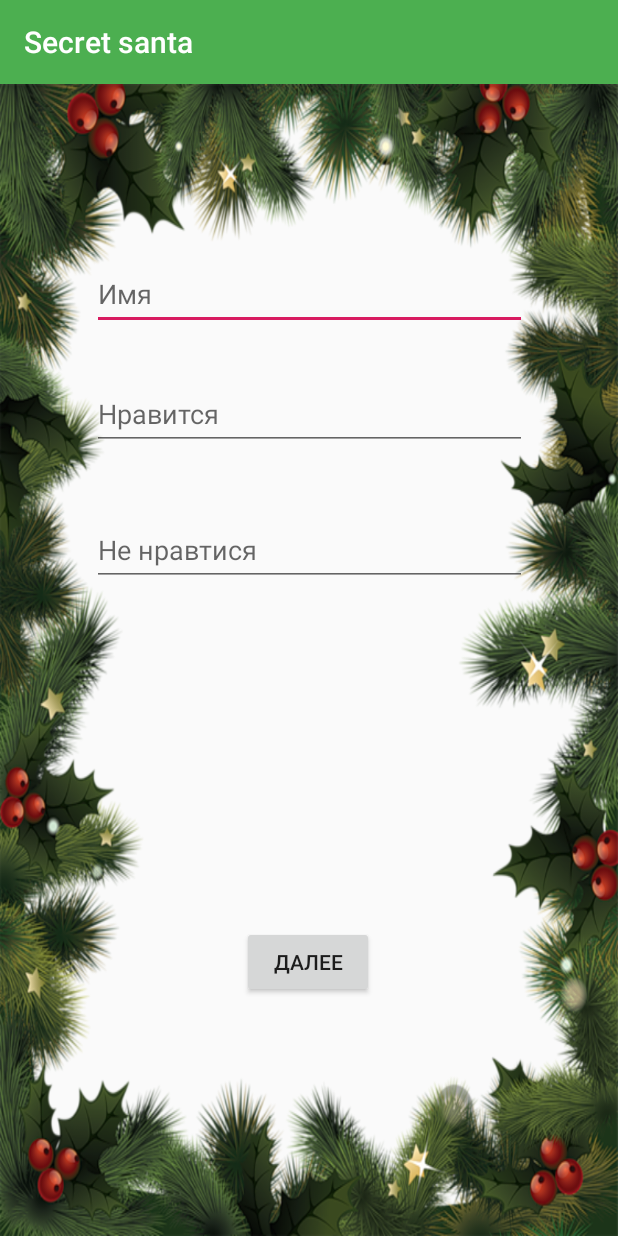
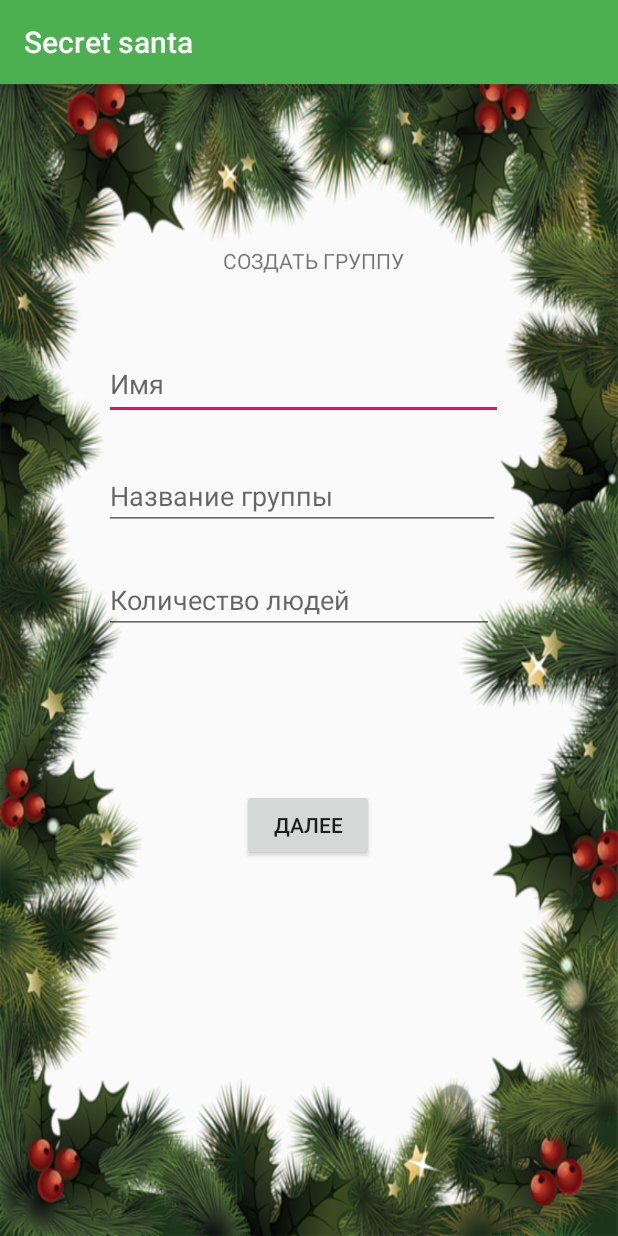
Before and after one commit to AleksKirienko/Santa, an Android app: the ActivityTwo screen opened directly, with no data from a screen before it, after a tap on "ДАЛЕЕ", on a phone screen of 412 x 824 dp. Run offline under Robolectric (Android 15) with nearby library versions, the light colour scheme and no system bars.

Commit message:
Work with adding a group

```diff
--- a/app/src/main/java/shift/santa/features/CreateUser/CreateUser.kt
+++ b/app/src/main/java/shift/santa/features/CreateUser/CreateUser.kt
@@ -32,7 +32,16 @@ class CreateUser : BaseActivity<CreateUserView>(), CreateUserView {
             val fieldLikes = editText5.toString()
             val fieldDislikes = editText6.toString()
 
-            presenter!!.onClick(fieldName, fieldLikes, fieldDislikes)
+            if (fieldName == "" || fieldLikes == "" || fieldDislikes == "") {
+
+                Toast.makeText(this, "Вы заполнили не все поля", Toast.LENGTH_SHORT).show()
+            }
+            else {
+                //presenter.onClick(fieldName!!, fieldLikes!!.toInt(), fieldDislikes!!.toLong())
+                presenter!!.onClick(fieldName, fieldLikes, fieldDislikes)
+            }
+
+            //presenter!!.onClick(fieldName, fieldLikes, fieldDislikes)
         }
     }
 
--- a/app/src/main/java/shift/santa/features/activitytwo/ActivityTwo.kt
+++ b/app/src/main/java/shift/santa/features/activitytwo/ActivityTwo.kt
@@ -12,8 +12,10 @@ import shift.santa.features.books.presentation.PresenterFactory
 class ActivityTwo : BaseActivity<TwoView>(), TwoView {
 
     var fieldName: String? = null
-    var fieldLikes: String? = null
-    var fieldDislikes: String? = null
+    var count_people: String? = null
+    var user_id: String? = null
+    //var fieldLikes: String? = null
+    //var fieldDislikes: String? = null
 
     lateinit var presenter: TwoPresenter
 
@@ -21,18 +23,17 @@ class ActivityTwo : BaseActivity<TwoView>(), TwoView {
         super.onCreate(savedInstanceState)
         setContentView(R.layout.activity_two)
 
-            button.setOnClickListener{
+        button.setOnClickListener {
 
-            fieldName = editText2.text.toString()
-            fieldLikes = editText3.text.toString()
-            fieldDislikes = editText4.text.toString()
+            fieldName = editText2.toString()
+            count_people = editText3.toString()
+            user_id = editText4.text.toString()
 
-            if (fieldName == "" || fieldLikes == "" || fieldDislikes == "") {
+            if (fieldName == "" || count_people == "" || user_id == "") {
 
                 Toast.makeText(this, "Вы заполнили не все поля", Toast.LENGTH_SHORT).show()
-            }
-            else {
-                presenter.onClick(fieldName!!, fieldLikes!!.toInt(), fieldDislikes!!.toLong())
+            } else {
+                presenter.onClick(fieldName!!, count_people!!.toInt(), user_id!!.toLong())
             }
         }
     }
--- a/app/src/main/java/shift/santa/features/books/presentation/BookActivity.kt
+++ b/app/src/main/java/shift/santa/features/books/presentation/BookActivity.kt
@@ -58,13 +58,13 @@ class BookActivity : BaseActivity<BookListView>(), BookListView {
         progressBar = findViewById(R.id.books_progress)
         recyclerView = findViewById(R.id.books_recycle_view)
         createBookButton = findViewById(R.id.create_button)
-        getRandomUserButton = findViewById(R.id.button2)
+        //getRandomUserButton = findViewById(R.id.button2)
 
         createBookButton!!.setOnClickListener {
             startActivityForResult(Intent(this, ActivityTwo::class.java), ACTIVITY_TWO_REQUEST_CODE)
         }
 
-        getRandomUserButton!!.setOnClickListener { presenter!!.loadUsers() }
+        //getRandomUserButton!!.setOnClickListener { presenter!!.loadUsers() }
 
         adapter = BookAdapter(this, object : BookAdapter.SelectBookListener {
 
--- a/app/src/main/res/layout/activity_two.xml
+++ b/app/src/main/res/layout/activity_two.xml
@@ -17,46 +17,61 @@
         app:layout_constraintHorizontal_bias="0.498"
         app:layout_constraintStart_toStartOf="parent"
         app:layout_constraintTop_toTopOf="parent"
-        app:layout_constraintVertical_bias="0.78" />
+        app:layout_constraintVertical_bias="0.653" />
 
     <EditText
         android:id="@+id/editText2"
-        android:layout_width="290dp"
-        android:layout_height="48dp"
-        android:layout_marginTop="116dp"
+        android:layout_width="266dp"
+        android:layout_height="47dp"
         android:ems="10"
         android:hint="Имя"
         android:inputType="textPersonName"
+        app:layout_constraintBottom_toBottomOf="parent"
         app:layout_constraintEnd_toEndOf="parent"
-        app:layout_constraintHorizontal_bias="0.504"
+        app:layout_constraintHorizontal_bias="0.475"
         app:layout_constraintStart_toStartOf="parent"
-        app:layout_constraintTop_toTopOf="parent" />
+        app:layout_constraintTop_toTopOf="parent"
+        app:layout_constraintVertical_bias="0.245" />
 
     <EditText
         android:id="@+id/editText3"
-        android:layout_width="290dp"
-        android:layout_height="48dp"
-        android:layout_marginTop="32dp"
+        android:layout_width="264dp"
+        android:layout_height="43dp"
         android:ems="10"
-        android:hint="Нравится"
+        android:hint="Название группы"
         android:inputType="textPersonName"
+        app:layout_constraintBottom_toTopOf="@+id/button"
         app:layout_constraintEnd_toEndOf="parent"
-        app:layout_constraintHorizontal_bias="0.5"
+        app:layout_constraintHorizontal_bias="0.469"
         app:layout_constraintStart_toStartOf="parent"
-        app:layout_constraintTop_toBottomOf="@+id/editText2" />
+        app:layout_constraintTop_toBottomOf="@+id/editText2"
+        app:layout_constraintVertical_bias="0.148" />
 
     <EditText
         android:id="@+id/editText4"
-        android:layout_width="290dp"
-        android:layout_height="48dp"
+        android:layout_width="260dp"
+        android:layout_height="40dp"
         android:ems="10"
-        android:hint="Не нравтися"
+        android:hint="Количество людей"
         android:inputType="textPersonName"
-        app:layout_constraintBottom_toBottomOf="parent"
+        app:layout_constraintBottom_toTopOf="@+id/button"
         app:layout_constraintEnd_toEndOf="parent"
-        app:layout_constraintHorizontal_bias="0.5"
+        app:layout_constraintHorizontal_bias="0.456"
         app:layout_constraintStart_toStartOf="parent"
         app:layout_constraintTop_toBottomOf="@+id/editText3"
-        app:layout_constraintVertical_bias="0.089" />
+        app:layout_constraintVertical_bias="0.223" />
+
+    <TextView
+        android:id="@+id/textView"
+        android:layout_width="166dp"
+        android:layout_height="38dp"
+        android:layout_marginTop="108dp"
+        android:text="СОЗДАТЬ ГРУППУ"
+        app:layout_constraintBottom_toTopOf="@+id/editText2"
+        app:layout_constraintEnd_toEndOf="parent"
+        app:layout_constraintHorizontal_bias="0.604"
+        app:layout_constraintStart_toStartOf="parent"
+        app:layout_constraintTop_toTopOf="parent"
+        app:layout_constraintVertical_bias="0.0" />
 
 </androidx.constraintlayout.widget.ConstraintLayout>
--- a/app/src/main/res/layout/books_activity.xml
+++ b/app/src/main/res/layout/books_activity.xml
@@ -22,18 +22,10 @@
 
     <Button
         android:id="@+id/create_button"
-        android:layout_width="210dp"
-        android:layout_height="65dp"
+        android:layout_width="422dp"
+        android:layout_height="62dp"
         android:layout_gravity="bottom"
         android:gravity="center"
         android:text="Создать группу" />
 
-    <Button
-        android:id="@+id/button2"
-        android:layout_width="210dp"
-        android:layout_height="65dp"
-        android:layout_gravity="bottom|right"
-        android:gravity="center"
-        android:text="Выбрать случайного пользователя" />
-
 </FrameLayout>
```
